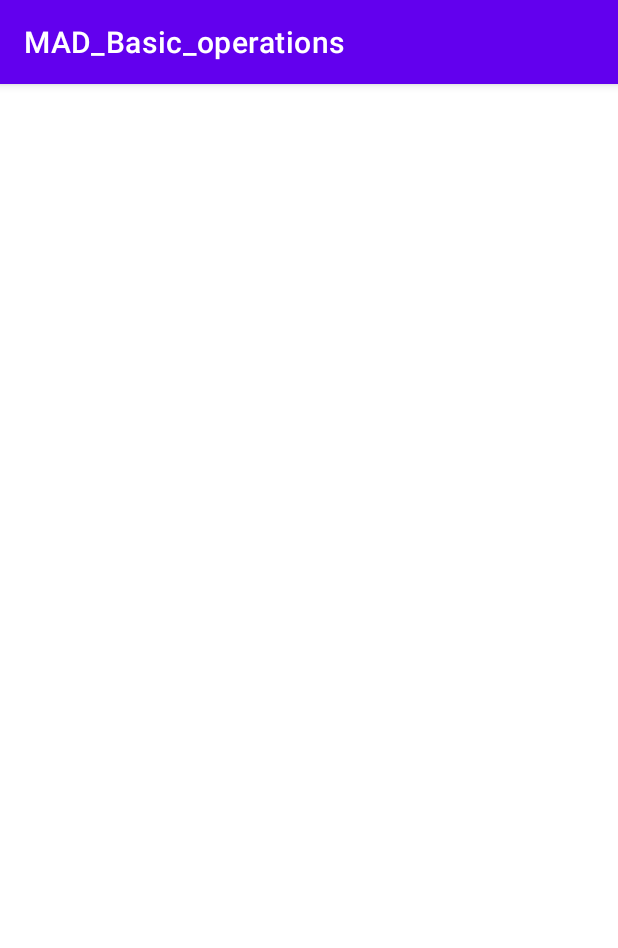
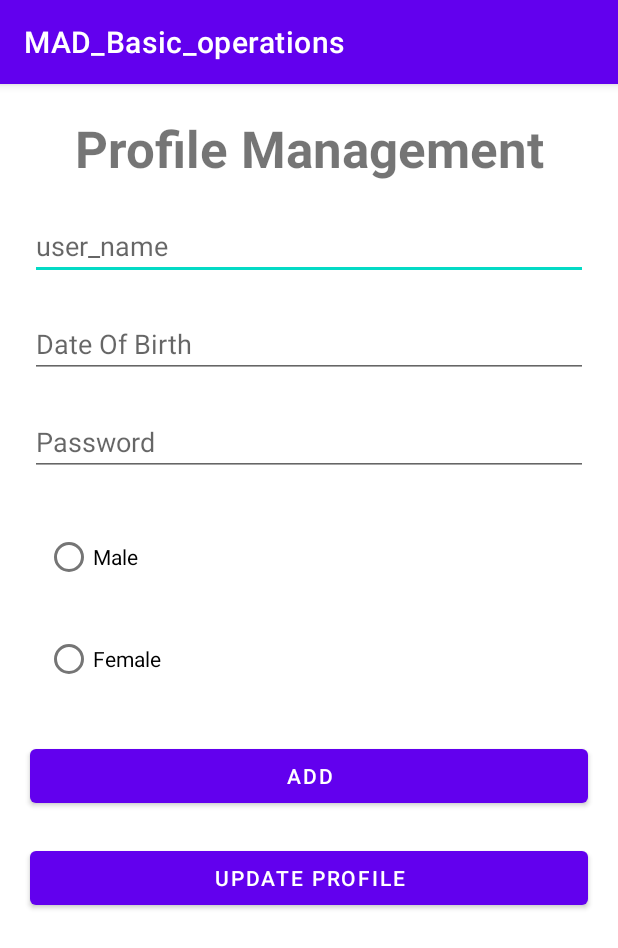
Before and after one commit to IT20230692/MAD_Basic_Project, an Android app: the ProfileManagement screen opened directly, with no data from a screen before it, on a phone screen of 412 x 824 dp. Shown: the top 948 px of the screen. Run offline under Robolectric (Android 15) with nearby library versions, the phone set to English and light mode, and no system bars.

Commit message:
create Profile management ui

```diff
--- a/app/src/main/res/layout/activity_profile_management.xml
+++ b/app/src/main/res/layout/activity_profile_management.xml
@@ -1,9 +1,82 @@
 <?xml version="1.0" encoding="utf-8"?>
-<androidx.constraintlayout.widget.ConstraintLayout xmlns:android="http://schemas.android.com/apk/res/android"
+<LinearLayout xmlns:android="http://schemas.android.com/apk/res/android"
     xmlns:app="http://schemas.android.com/apk/res-auto"
     xmlns:tools="http://schemas.android.com/tools"
     android:layout_width="match_parent"
     android:layout_height="match_parent"
-    tools:context=".ProfileManagement">
+    android:layout_margin="10dp"
+    android:orientation="vertical"
+    tools:context=".ProfileManagement"
+    tools:ignore="LabelFor">
 
-</androidx.constraintlayout.widget.ConstraintLayout>
+    <TextView
+        android:id="@+id/textView2"
+        android:layout_width="match_parent"
+        android:layout_height="wrap_content"
+        android:layout_margin="10dp"
+        android:text="@string/profile_management"
+        android:textAlignment="center"
+        android:textSize="34sp"
+        android:textStyle="bold" />
+
+    <EditText
+        android:id="@+id/editTextTextPersonName"
+        android:layout_width="match_parent"
+        android:layout_height="wrap_content"
+        android:layout_margin="10dp"
+        android:ems="10"
+        android:hint="@string/user_name_pm"
+        android:inputType="textPersonName" />
+
+    <EditText
+        android:id="@+id/editTextDate"
+        android:layout_width="match_parent"
+        android:layout_height="wrap_content"
+        android:layout_margin="10dp"
+        android:ems="10"
+        android:hint="@string/date_of_birth_PM"
+        android:inputType="date" />
+
+    <EditText
+        android:id="@+id/editTextTextPassword"
+        android:layout_width="match_parent"
+        android:layout_height="wrap_content"
+        android:layout_margin="10dp"
+        android:ems="10"
+        android:hint="@string/password_PM"
+        android:inputType="textPassword" />
+
+    <RadioGroup
+        android:layout_width="match_parent"
+        android:layout_height="wrap_content"
+        android:layout_margin="10dp">
+
+        <RadioButton
+            android:id="@+id/radioButton"
+            android:layout_width="match_parent"
+            android:layout_height="wrap_content"
+            android:layout_margin="10dp"
+            android:text="@string/male_pm" />
+
+        <RadioButton
+            android:id="@+id/radioButton2"
+            android:layout_width="match_parent"
+            android:layout_height="wrap_content"
+            android:layout_margin="10dp"
+            android:text="@string/female_pm" />
+    </RadioGroup>
+
+    <Button
+        android:id="@+id/button"
+        android:layout_width="match_parent"
+        android:layout_height="wrap_content"
+        android:layout_margin="10dp"
+        android:text="@string/add" />
+
+    <Button
+        android:id="@+id/button2"
+        android:layout_width="match_parent"
+        android:layout_height="wrap_content"
+        android:layout_margin="10dp"
+        android:text="@string/update_profile" />
+</LinearLayout>
--- a/app/src/main/res/values/strings.xml
+++ b/app/src/main/res/values/strings.xml
@@ -5,4 +5,13 @@
     <string name="password">Password</string>
     <string name="register">REGISTER</string>
     <string name="login">LOGIN</string>
+    <string name="update_profile">Update Profile</string>
+    <string name="add">ADD</string>
+    <string name="profile_management">Profile Management</string>
+    <string name="user_name_PM">User Name</string>
+    <string name="date_of_birth_PM">Date Of Birth</string>
+    <string name="password_PM">Password</string>
+    <string name="user_name_pm">user_name</string>
+    <string name="male_pm">Male</string>
+    <string name="female_pm">Female</string>
 </resources>
```
